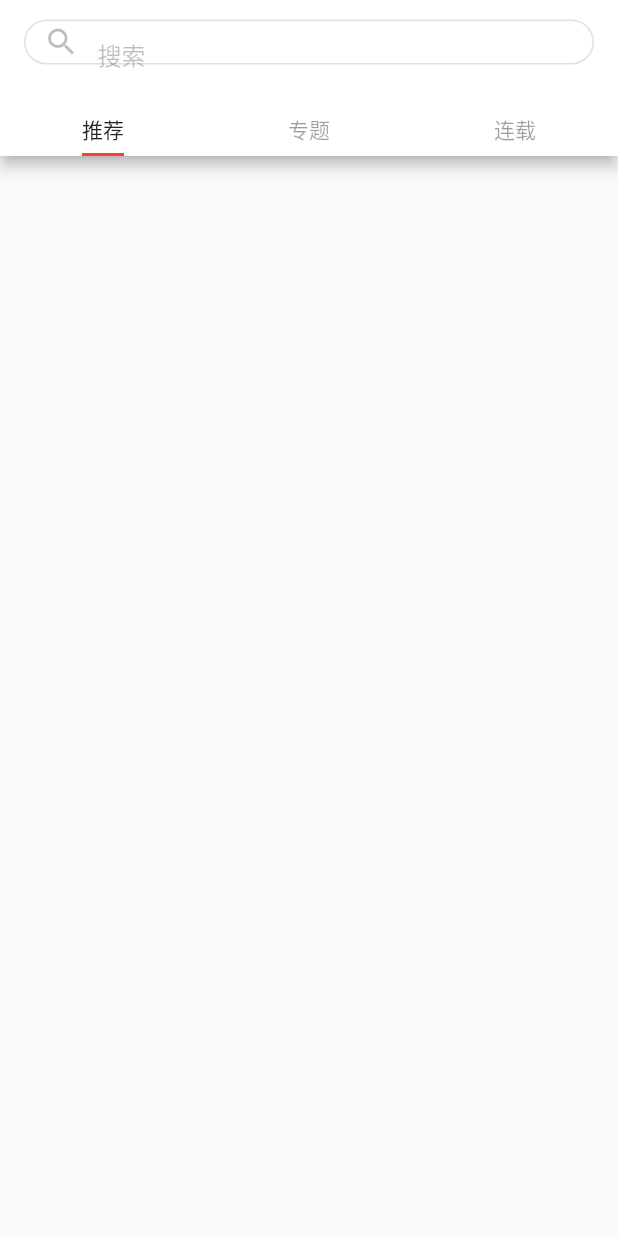
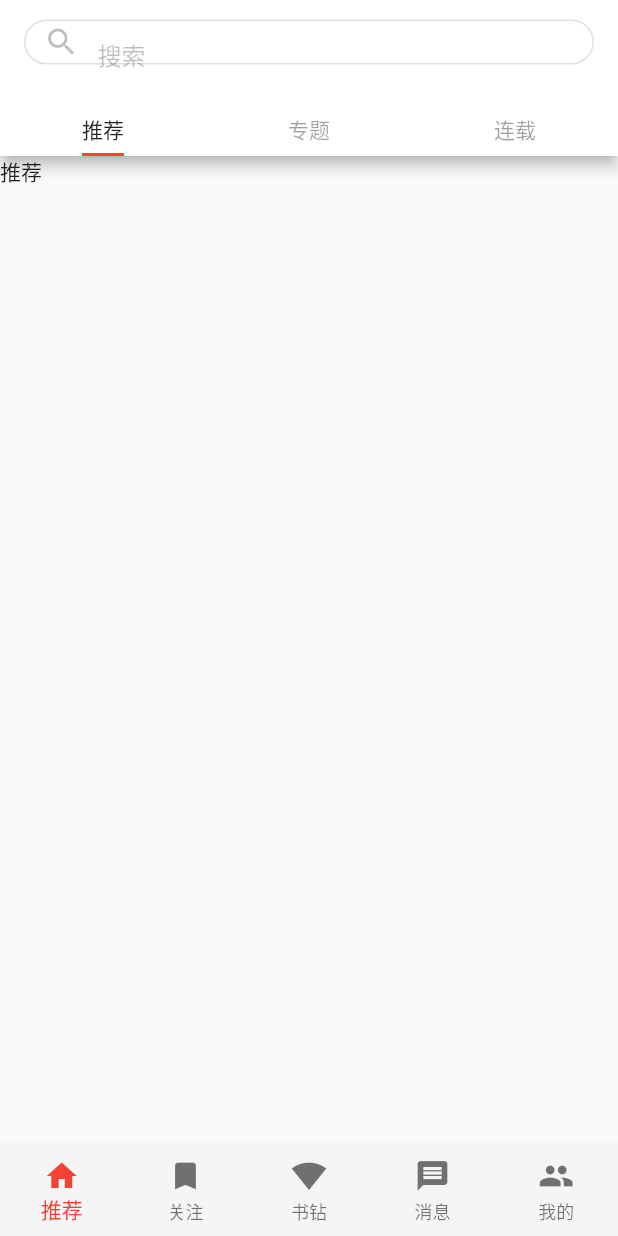
Before and after one commit to iSozL/flutter-jianshu, a Flutter app: the screen it shows after launch, on a phone screen of 412 x 824 dp. Run offline on Flutter 3.47's test engine with Material 2 defaults, Android fonts, the phone set to English and light mode, and no system bars.

Commit message:
add bottomBar layout

```diff
--- a/jianshu/lib/base/data.dart
+++ b/jianshu/lib/base/data.dart
@@ -1 +1,3 @@
+import 'package:flutter/widgets.dart';
+
 var topBar = ["推荐", "专题", "连载"];
--- /dev/null
+++ b/jianshu/lib/bottomBar/bottomBar.dart
@@ -0,0 +1,46 @@
+import 'package:flutter/material.dart';
+class BottomNavBar extends StatefulWidget {
+  BottomNavBar({Key key}) : super(key: key);
+
+  _BottomNavBarState createState() => _BottomNavBarState();
+}
+
+class _BottomNavBarState extends State<BottomNavBar> {
+  int _currentIndex = 0;
+  @override
+  Widget build(BuildContext context) {
+    return BottomNavigationBar(
+              backgroundColor: Colors.grey[100], // 设置背景颜色
+              type: BottomNavigationBarType.fixed, // flutter 默认4个标签以上设置为shifting
+              currentIndex: _currentIndex,
+              onTap: (index) {
+                setState(() {
+                 this._currentIndex = index;
+                });
+              },
+              fixedColor: Colors.red, // 选中(激活状态颜色)
+              items: [
+                BottomNavigationBarItem(
+                  title: Text("推荐",),
+                  icon: Icon(Icons.home)
+                ),
+                BottomNavigationBarItem(
+                  title: Text("关注"),
+                  icon: Icon(Icons.bookmark,)
+                ),
+                BottomNavigationBarItem(
+                  title: Text("书钻"),
+                  icon: Icon(Icons.signal_wifi_4_bar)
+                ),
+                BottomNavigationBarItem(
+                  title: Text("消息"),
+                  icon: Icon(Icons.message)
+                ),
+                BottomNavigationBarItem(
+                  title: Text("我的",),
+                  icon: Icon(Icons.people)
+                )
+              ],
+          );
+  }
+}
--- a/jianshu/lib/topbar/topBar.dart
+++ b/jianshu/lib/topbar/topBar.dart
@@ -1,5 +1,6 @@
 import 'package:flutter/material.dart';
 import '../base/data.dart';
+import '../bottomBar/bottomBar.dart';
 class TopBar extends StatelessWidget {
   const TopBar({Key key}) : super(key: key);
 
@@ -8,6 +9,13 @@ class TopBar extends StatelessWidget {
     return DefaultTabController(
       length: topBar.length,
       child: Scaffold(
+        body: TabBarView(
+          children: <Widget>[
+            Text("推荐"),
+            Text("专题"),
+            Text("连载"),
+          ],
+        ),
         appBar: AppBar(
             bottom: TabBar(
               unselectedLabelColor: Colors.black38,
@@ -42,6 +50,7 @@ class TopBar extends StatelessWidget {
                     )),
               ),
             )),
+            bottomNavigationBar: BottomNavBar()
       ),
     );
   }
```
